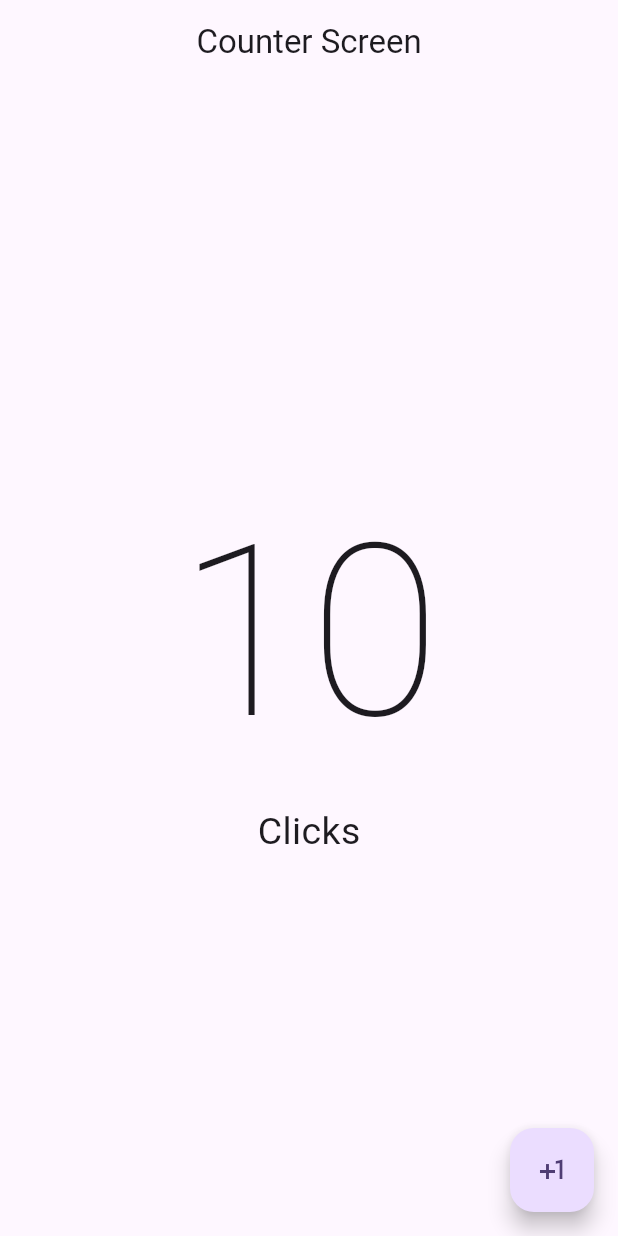
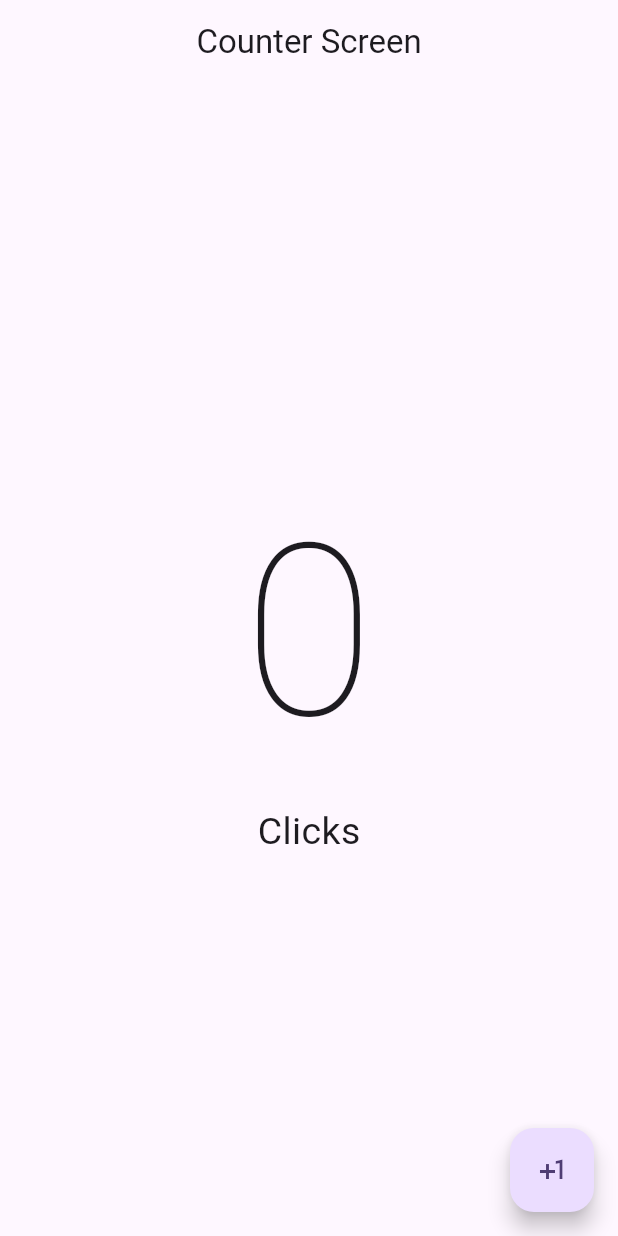
Before and after one commit to doggbmx/hello-app, a Flutter app: the screen it shows after launch, on a phone screen of 412 x 824 dp. Run offline on Flutter 3.47's test engine with Material 2 defaults, Android fonts, the phone set to English and light mode, and no system bars.

Commit message:
add counter functionality

```diff
--- a/lib/presentation/screens/counter/counter_screen.dart
+++ b/lib/presentation/screens/counter/counter_screen.dart
@@ -1,7 +1,14 @@
 import 'package:flutter/material.dart';
 
-class CounterScreen extends StatelessWidget {
+class CounterScreen extends StatefulWidget {
   const CounterScreen({super.key});
+
+  @override
+  State<CounterScreen> createState() => _CounterScreenState();
+}
+
+class _CounterScreenState extends State<CounterScreen> {
+  int clickCounter = 0;
 
   @override
   Widget build(BuildContext context) {
@@ -9,19 +16,19 @@ class CounterScreen extends StatelessWidget {
       appBar: AppBar(
         title: const Center(child: Text('Counter Screen')),
       ),
-      body: const Center(
+      body: Center(
         child: Column(
           //cheeky
           mainAxisAlignment: MainAxisAlignment.center,
           children: [
             Text(
-              '10',
-              style: TextStyle(
+              '$clickCounter',
+              style: const TextStyle(
                 fontSize: 160,
                 fontWeight: FontWeight.w100,
               ),
             ),
-            Text(
+            const Text(
               'Clicks',
               style: TextStyle(
                 fontSize: 25,
@@ -31,7 +38,10 @@ class CounterScreen extends StatelessWidget {
         ),
       ),
       floatingActionButton: FloatingActionButton(
-        onPressed: () {},
+        onPressed: () {
+          clickCounter++;
+          setState(() {});
+        },
         child: const Icon(
           Icons.plus_one_sharp,
         ),
```
